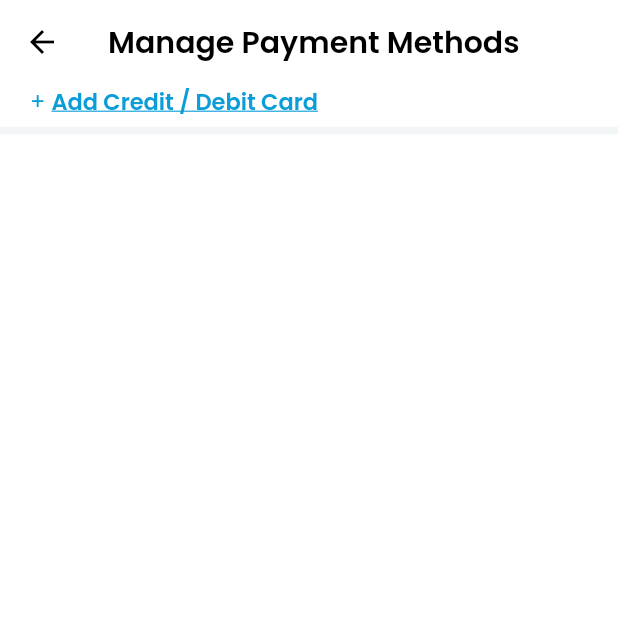
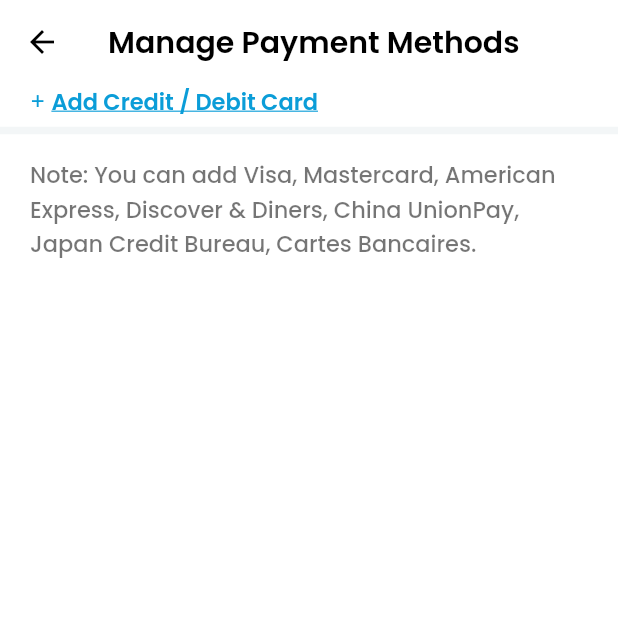
Before and after one commit to izanna-lev/flutter, a Flutter app: the ManagePaymentScreen screen opened by its route, on a phone screen of 412 x 824 dp, the top half of it. Run offline on Flutter 3.47's test engine with Material 2 defaults, Android fonts, the light colour scheme and no system bars; our stand-ins replace connectivity_plus, firebase_core, firebase_messaging, flutter_linkify, flutter_local_notifications, flutter_native_timezone and 14 more; missing offline and left inert: connectivity_plus_web, dart:ffi, fl_country_code_picker, geolocator_android, geolocator_apple, image_cropper_for_web and 5 more; accounts and stored records are empty; statements that could not run were skipped.

Commit message:
BugFixes and Updates

```diff
--- a/lib/ui/screen/notification/view/notification_screen.dart
+++ b/lib/ui/screen/notification/view/notification_screen.dart
@@ -15,6 +15,7 @@ import '../../../../services/api_routes.dart';
 import '../../Home_screen/itinerary_details/itinerary_detailes_screen.dart';
 import '../../base_screen/controller/base_screen_controller.dart';
 import '../../chats/view/message_screen.dart';
+import '../../profile_screen/view/my_transactions_screen.dart';
 import '../controller/Notification_controller.dart';
 
 class NotificationScreen extends StatefulWidget {
--- a/lib/ui/screen/profile_screen/view/manage_payment_screen.dart
+++ b/lib/ui/screen/profile_screen/view/manage_payment_screen.dart
@@ -3,12 +3,14 @@ import 'package:get/get.dart';
 import 'package:tralever_module/custem_class/constant/app_colors.dart';
 import 'package:tralever_module/custem_class/constant/app_icons.dart';
 import 'package:tralever_module/custem_class/constant/app_settings.dart';
+import 'package:tralever_module/ui/screen/Home_screen/itinerary_details/hotel_rservations_screen.dart';
 import 'package:tralever_module/ui/screen/profile_screen/controller/add_card_controller.dart';
 import 'package:tralever_module/ui/screen/profile_screen/view/add_card_screen.dart';
 import 'package:tralever_module/ui/shared/appbar.dart';
 
 import '../../../../custem_class/utils/globle.dart';
 import '../../../../custem_class/utils/local_storage.dart';
+import '../../../shared/dilog_box.dart';
 
 class ManagePaymentScreen extends StatefulWidget {
   static const String routeName = "/ManagePaymentScreen";
@@ -142,8 +144,11 @@ class _ManagePaymentScreenState extends State<ManagePaymentScreen> {
                   thickness: 5,
                   color: Color(0xffF3F6F7),
                 ),
-                // : const SizedBox(),
-
+                const SizedBox(height: 10),
+                Padding(
+                  padding: EdgeInsets.symmetric(horizontal: kDefaultPadding),
+                child: detailText(text: "Note: You can add Visa, Mastercard, American Express, Discover & Diners, China UnionPay, Japan Credit Bureau, Cartes Bancaires."),
+                ),
                 const SizedBox(height: 20),
               ],
             ),
--- a/lib/ui/shared/dilog_box.dart
+++ b/lib/ui/shared/dilog_box.dart
@@ -38,7 +38,7 @@ Future<void> showCustomDialog({
                           style: const TextStyle(
                             fontFamily: kAppFont,
                             fontWeight: FontWeight.w700,
-                            fontSize: 15,
+                            fontSize: 20,
                           ),
                         ),
                   SizedBox(height: getHeight(16)),
```
Also changed, not shown: lib/ui/screen/profile_screen/view/select_card_Screen.dart (+17 -2 lines), 2 other files.
